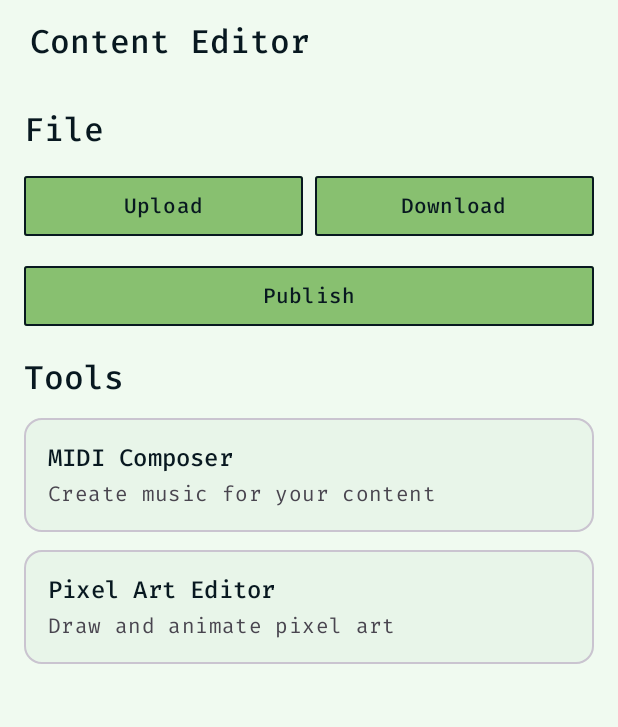
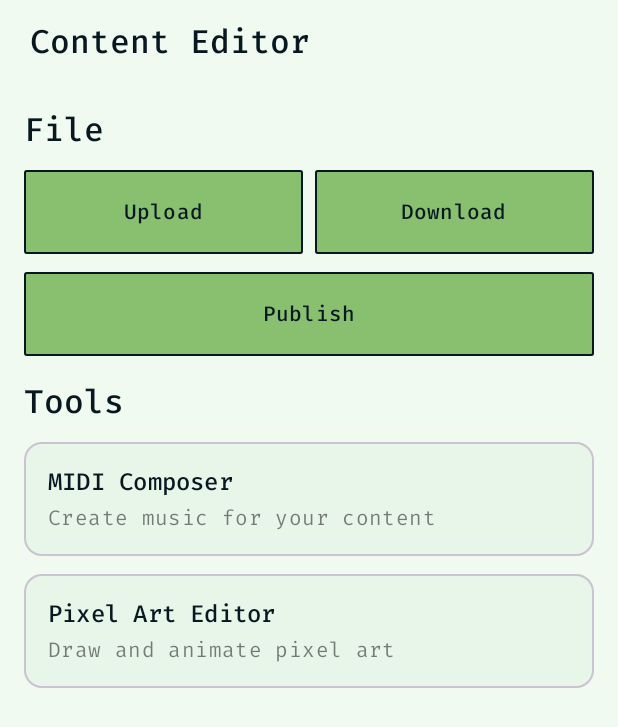
Before and after one commit to curzel-it/tama, an Android app built with Jetpack Compose: the composable MainEditorScreen shown on its own in the app's theme, on a phone screen of 412 x 824 dp. Shown: the top 727 px of the screen. Run offline under Robolectric (Android 15) with nearby library versions, the phone set to English and light mode, and no system bars; our stand-ins replace Compose Multiplatform resources.

```diff
--- a/app/composeApp/src/commonMain/kotlin/it/curzel/tama/midi/MidiComposerScreen.kt
+++ b/app/composeApp/src/commonMain/kotlin/it/curzel/tama/midi/MidiComposerScreen.kt
@@ -49,7 +49,7 @@ fun MidiComposerScreen(
                     .fillMaxWidth()
                     .height(200.dp),
                 placeholder = {
-                    Text("Enter MIDI notes (e.g., 4c 4e 4g 2c5)")
+                    Text("Enter MIDI notes (e.g., 4c 4e 4g 2c5)", color = MaterialTheme.colorScheme.onSurfaceVariant)
                 },
                 enabled = !viewModel.isPlaying
             )
--- a/app/composeApp/src/commonMain/kotlin/it/curzel/tama/screens/ContentEditorScreen.kt
+++ b/app/composeApp/src/commonMain/kotlin/it/curzel/tama/screens/ContentEditorScreen.kt
@@ -5,6 +5,7 @@ import androidx.compose.foundation.rememberScrollState
 import androidx.compose.foundation.verticalScroll
 import androidx.compose.material3.*
 import androidx.compose.runtime.*
+import androidx.compose.ui.Alignment
 import androidx.compose.ui.Modifier
 import androidx.compose.ui.unit.dp
 import it.curzel.tama.midi.MidiComposerScreen
@@ -62,7 +63,8 @@ fun MainEditorScreen(
     val scrollState = rememberScrollState()
 
     Column(
-        modifier = Modifier.fillMaxSize()
+        modifier = Modifier.fillMaxSize(),
+        horizontalAlignment = Alignment.CenterHorizontally,
     ) {
         MyNavigationBar(
             title = "Content Editor"
@@ -70,6 +72,7 @@ fun MainEditorScreen(
 
         Column(
             modifier = Modifier
+                .widthIn(max = 600.dp)
                 .fillMaxSize()
                 .verticalScroll(scrollState)
                 .padding(16.dp),
--- a/app/composeApp/src/commonMain/kotlin/it/curzel/tama/theme/TamaButton.kt
+++ b/app/composeApp/src/commonMain/kotlin/it/curzel/tama/theme/TamaButton.kt
@@ -51,7 +51,7 @@ fun TamaButton(
         ),
         border = BorderStroke(1.dp, borderColor),
         shape = androidx.compose.foundation.shape.RoundedCornerShape(2.dp),
-        contentPadding = PaddingValues(horizontal = 20.dp, vertical = 10.dp)
+        contentPadding = PaddingValues(horizontal = 20.dp, vertical = 18.dp)
     ) {
         content()
     }
--- a/app/composeApp/src/commonMain/kotlin/it/curzel/tama/theme/TamaTheme.kt
+++ b/app/composeApp/src/commonMain/kotlin/it/curzel/tama/theme/TamaTheme.kt
@@ -22,6 +22,7 @@ private val LightColorScheme = lightColorScheme(
     onBackground = Color(0xFF081820),
     surface = Color(0xFFE8F5E9),
     onSurface = Color(0xFF081820),
+    onSurfaceVariant = Color(0x80000000),
     error = Color(0xFFD63031),
     onError = Color(0xFFFFFFFF),
     outline = Color(0xFF081820)
@@ -38,6 +39,7 @@ private val DarkColorScheme = darkColorScheme(
     onBackground = Color(0xFF88C070),
     surface = Color(0xFF0A1F2A),
     onSurface = Color(0xFF88C070),
+    onSurfaceVariant = Color(0x80FFFFFF),
     error = Color(0xFFFF6B6B),
     onError = Color(0xFF081820),
     outline = Color(0xFF88C070)
```
Also changed, not shown: app/composeApp/src/commonMain/kotlin/it/curzel/tama/pixeleditor/PixelCanvas.kt (+8 -4 lines), app/composeApp/src/commonMain/kotlin/it/curzel/tama/pixeleditor/PixelEditorScreen.kt (+18 -20 lines).
